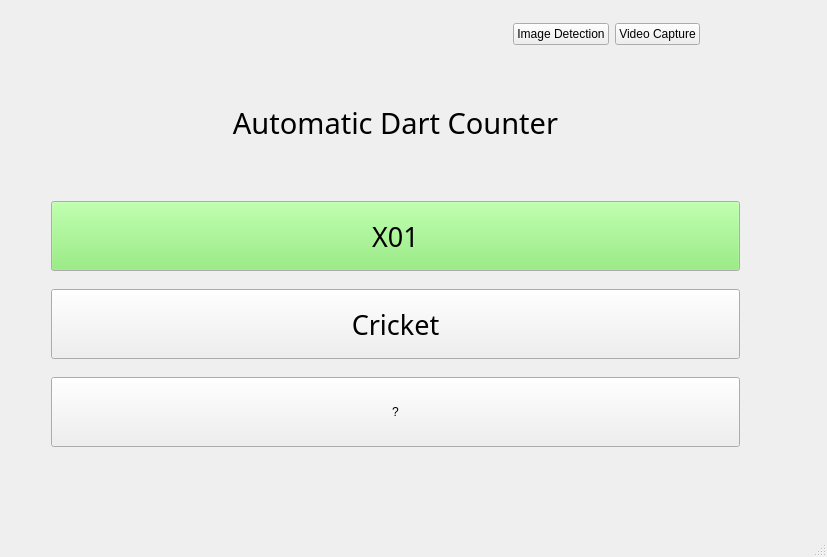
First picture: the form in mainwindow.ui, repository White-Dwarf/Automatic_Dart_Detection, before the edit.
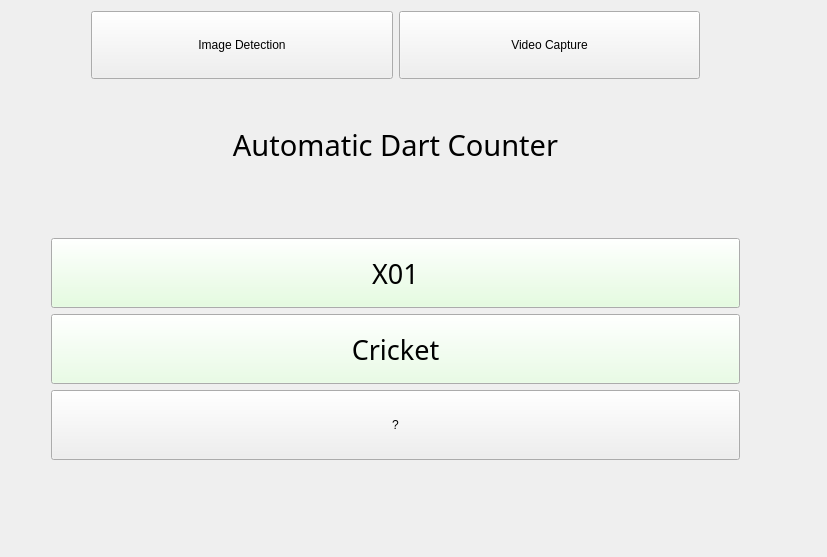
Second picture: the form after the edit.

```diff
--- a/mainwindow.ui
+++ b/mainwindow.ui
@@ -38,7 +38,7 @@
           <enum>Qt::Horizontal</enum>
          </property>
          <property name="sizeType">
-          <enum>QSizePolicy::Expanding</enum>
+          <enum>QSizePolicy::Preferred</enum>
          </property>
          <property name="sizeHint" stdset="0">
           <size>
@@ -51,7 +51,7 @@
        <item>
         <widget class="QPushButton" name="button_image_detection">
          <property name="sizePolicy">
-          <sizepolicy hsizetype="Fixed" vsizetype="Fixed">
+          <sizepolicy hsizetype="Preferred" vsizetype="Preferred">
            <horstretch>0</horstretch>
            <verstretch>0</verstretch>
           </sizepolicy>
@@ -67,7 +67,7 @@
        <item>
         <widget class="QPushButton" name="button_video_capture">
          <property name="sizePolicy">
-          <sizepolicy hsizetype="Fixed" vsizetype="Fixed">
+          <sizepolicy hsizetype="Preferred" vsizetype="Preferred">
            <horstretch>0</horstretch>
            <verstretch>0</verstretch>
           </sizepolicy>
@@ -83,7 +83,7 @@
           <enum>Qt::Horizontal</enum>
          </property>
          <property name="sizeType">
-          <enum>QSizePolicy::Fixed</enum>
+          <enum>QSizePolicy::Preferred</enum>
          </property>
          <property name="sizeHint" stdset="0">
           <size>
@@ -101,7 +101,7 @@
         <enum>Qt::Vertical</enum>
        </property>
        <property name="sizeType">
-        <enum>QSizePolicy::Fixed</enum>
+        <enum>QSizePolicy::Preferred</enum>
        </property>
        <property name="sizeHint" stdset="0">
         <size>
@@ -114,7 +114,7 @@
      <item>
       <widget class="QLabel" name="Automatic_Dart_Counter">
        <property name="sizePolicy">
-        <sizepolicy hsizetype="Preferred" vsizetype="Fixed">
+        <sizepolicy hsizetype="Preferred" vsizetype="Preferred">
          <horstretch>0</horstretch>
          <verstretch>0</verstretch>
         </sizepolicy>
@@ -161,7 +161,7 @@
      <item>
       <widget class="QPushButton" name="button_x01">
        <property name="sizePolicy">
-        <sizepolicy hsizetype="Preferred" vsizetype="Maximum">
+        <sizepolicy hsizetype="Preferred" vsizetype="Preferred">
          <horstretch>0</horstretch>
          <verstretch>0</verstretch>
         </sizepolicy>
@@ -178,9 +178,9 @@
           <colorrole role="Button">
            <brush brushstyle="SolidPattern">
             <color alpha="255">
-             <red>128</red>
-             <green>237</green>
-             <blue>103</blue>
+             <red>222</red>
+             <green>255</green>
+             <blue>216</blue>
             </color>
            </brush>
           </colorrole>
@@ -198,9 +198,9 @@
           <colorrole role="Button">
            <brush brushstyle="SolidPattern">
             <color alpha="255">
-             <red>128</red>
-             <green>237</green>
-             <blue>103</blue>
+             <red>222</red>
+             <green>255</green>
+             <blue>216</blue>
             </color>
            </brush>
           </colorrole>
@@ -218,9 +218,9 @@
           <colorrole role="Button">
            <brush brushstyle="SolidPattern">
             <color alpha="255">
-             <red>128</red>
-             <green>237</green>
-             <blue>103</blue>
+             <red>222</red>
+             <green>255</green>
+             <blue>216</blue>
             </color>
            </brush>
           </colorrole>
@@ -257,12 +257,55 @@
      </item>
      <item>
       <widget class="QPushButton" name="button_cricket">
+       <property name="sizePolicy">
+        <sizepolicy hsizetype="Preferred" vsizetype="Preferred">
+         <horstretch>0</horstretch>
+         <verstretch>0</verstretch>
+        </sizepolicy>
+       </property>
        <property name="minimumSize">
         <size>
          <width>0</width>
          <height>70</height>
         </size>
        </property>
+       <property name="palette">
+        <palette>
+         <active>
+          <colorrole role="Button">
+           <brush brushstyle="SolidPattern">
+            <color alpha="255">
+             <red>227</red>
+             <green>255</green>
+             <blue>222</blue>
+            </color>
+           </brush>
+          </colorrole>
+         </active>
+         <inactive>
+          <colorrole role="Button">
+           <brush brushstyle="SolidPattern">
+            <color alpha="255">
+             <red>227</red>
+             <green>255</green>
+             <blue>222</blue>
+            </color>
+           </brush>
+          </colorrole>
+         </inactive>
+         <disabled>
+          <colorrole role="Button">
+           <brush brushstyle="SolidPattern">
+            <color alpha="255">
+             <red>227</red>
+             <green>255</green>
+             <blue>222</blue>
+            </color>
+           </brush>
+          </colorrole>
+         </disabled>
+        </palette>
+       </property>
        <property name="font">
         <font>
          <family>Noto Sans Samaritan</family>
@@ -278,6 +321,12 @@
      </item>
      <item>
       <widget class="QPushButton" name="pushButton">
+       <property name="sizePolicy">
+        <sizepolicy hsizetype="Preferred" vsizetype="Preferred">
+         <horstretch>0</horstretch>
+         <verstretch>0</verstretch>
+        </sizepolicy>
+       </property>
        <property name="minimumSize">
         <size>
          <width>0</width>
@@ -295,7 +344,7 @@
         <enum>Qt::Vertical</enum>
        </property>
        <property name="sizeType">
-        <enum>QSizePolicy::Fixed</enum>
+        <enum>QSizePolicy::Preferred</enum>
        </property>
        <property name="sizeHint" stdset="0">
         <size>
@@ -308,7 +357,6 @@
     </layout>
    </widget>
   </widget>
-  <widget class="QStatusBar" name="statusBar"/>
  </widget>
  <layoutdefault spacing="6" margin="11"/>
  <resources/>
```
